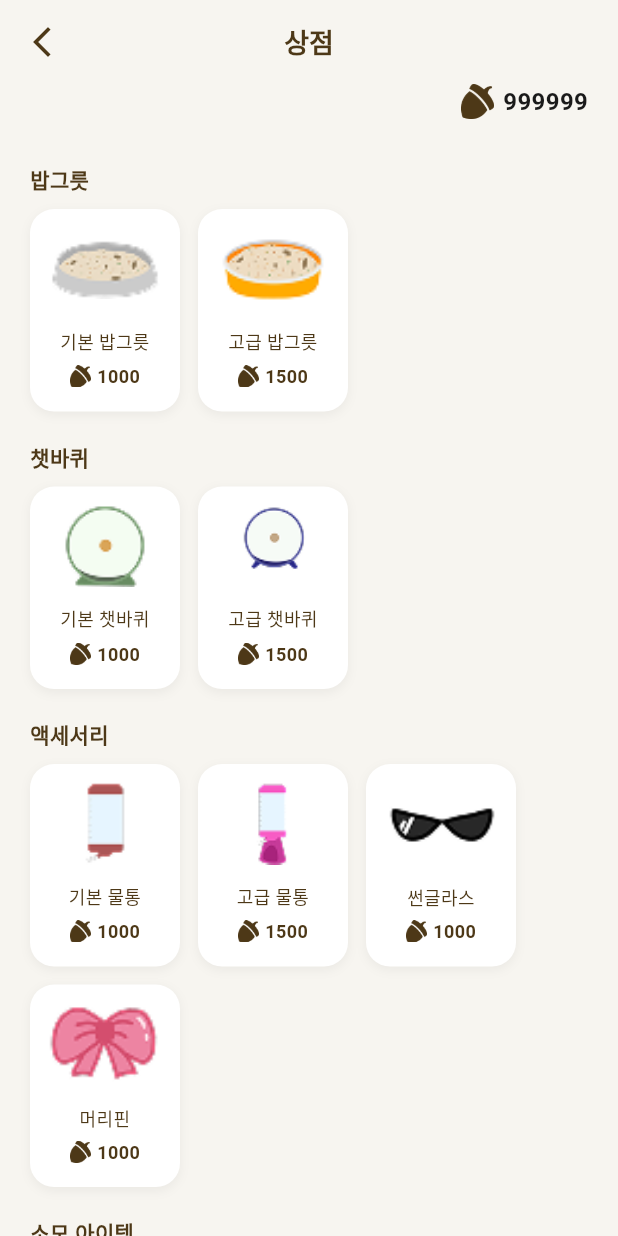
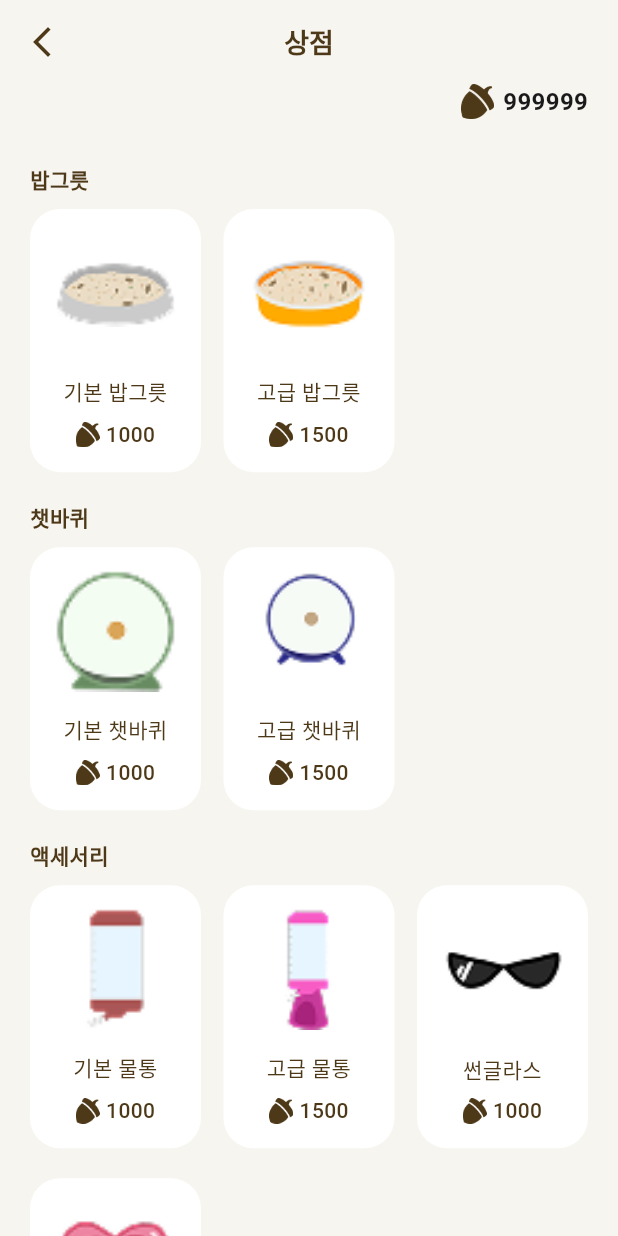
Before and after one commit to kanjunwon/running_ham, a Flutter app: the screen it shows after launch, after a tap on "상점", on a phone screen of 412 x 824 dp. Run offline on Flutter 3.47's test engine with Material 3 defaults, Android fonts, the phone set to English and light mode, and no system bars; our stand-ins replace cloud_firestore, firebase_auth, firebase_core, pedometer, permission_handler; accounts and stored records are empty; network calls fail; Roboto replaces fonts that are missing (AppleSDGothicNeoEB00, AppleSDGothicNeoM00).

Commit message:
상점 코드 나누기

```diff
--- a/lib/screens/store_screen/store_screen.dart
+++ b/lib/screens/store_screen/store_screen.dart
@@ -1,8 +1,10 @@
 import 'package:flutter/material.dart';
+import 'store_screen_ui.dart'; // UI 파일 import
 
-// [1] 상품 목록 데이터 (호미가 보내준 경로 완벽 반영)
-final List<Map<String, dynamic>> storeItems = [
-  // --- 밥그릇 ---
+// 상품 목록 데이터
+final List<Map<String, dynamic>> storeItemsData = [
+
+  // 밥그릇
   {
     'id': 'bowl_basic',
     'name': '기본 밥그릇',
@@ -17,7 +19,8 @@ final List<Map<String, dynamic>> storeItems = [
     'image': 'assets/images/store_images/food_rare_store.png',
     'category': 'bowl',
   },
-  // --- 챗바퀴 ---
+
+  // 챗바퀴
   {
     'id': 'wheel_basic',
     'name': '기본 챗바퀴',
@@ -32,13 +35,14 @@ final List<Map<String, dynamic>> storeItems = [
     'image': 'assets/images/store_images/chat_rare_store.png',
     'category': 'wheel',
   },
-  // --- 액세서리 ---
+
+  // 액세서리
   {
     'id': 'water_basic',
     'name': '기본 물통',
     'price': 1000,
     'image': 'assets/images/store_images/water_normal_store.png',
-    'category': 'accessory', // 주의: 물통이 액세서리로 분류되어 있음 (데이터 유지)
+    'category': 'accessory',
   },
   {
     'id': 'water_adv',
@@ -61,7 +65,8 @@ final List<Map<String, dynamic>> storeItems = [
     'image': 'assets/images/store_images/hairpin_store.png',
     'category': 'accessory',
   },
-  // --- 소모 아이템 ---
+
+  // 소모 아이템
   {
     'id': 'ticket_wheel',
     'name': '챗바퀴 타기(1일)',
@@ -93,13 +98,13 @@ class StoreScreen extends StatefulWidget {
 }
 
 class _StoreScreenState extends State<StoreScreen> {
-  // [테스트용 가짜 데이터] - 부자 모드
+  // [테스트용 가짜 데이터]
   int mySeeds = 999999;
   List<String> myInventory = [];
 
-  // 구매 로직 (UI 테스트용)
+  // 구매 로직
   void _buyItem(String itemId, String itemName, int price) {
-    if (myInventory.contains(itemId)) return;
+    if (myInventory.contains(itemId)) return; // 이미 보유
 
     if (mySeeds < price) {
       ScaffoldMessenger.of(context).showSnackBar(
@@ -114,196 +119,18 @@ class _StoreScreenState extends State<StoreScreen> {
     });
 
     ScaffoldMessenger.of(context).showSnackBar(
-      SnackBar(
-        content: Text('$itemName 구매 완료!'),
-        duration: const Duration(milliseconds: 800),
-        behavior: SnackBarBehavior.floating,
-        shape: RoundedRectangleBorder(borderRadius: BorderRadius.circular(10)),
-      ),
+      SnackBar(content: Text('$itemName 구매 완료!'), duration: const Duration(milliseconds: 1000)),
     );
   }
 
   @override
   Widget build(BuildContext context) {
-    return Scaffold(
-      backgroundColor: const Color(0xFFF7F5F0), // 배경색
-
-      appBar: AppBar(
-        centerTitle: true,
-        title: const Text(
-          '상점',
-          style: TextStyle(
-            color: Color(0xFF4D3817), // 갈색 텍스트
-            fontWeight: FontWeight.bold,
-            fontSize: 18,
-          ),
-        ),
-        backgroundColor: const Color(0xFFF7F5F0),
-        elevation: 0,
-        leading: IconButton(
-          icon: const Icon(Icons.arrow_back_ios_new, color: Color(0xFF4D3817)),
-          onPressed: () => Navigator.pop(context),
-        ),
-      ),
-
-      body: SingleChildScrollView(
-        child: Padding(
-          padding: const EdgeInsets.symmetric(horizontal: 20.0),
-          child: Column(
-            crossAxisAlignment: CrossAxisAlignment.start,
-            children: [
-              // 상단 도토리
-              Row(
-                mainAxisAlignment: MainAxisAlignment.end,
-                children: [
-                  // 도토리 아이콘은 공통 폴더(main_images)에 있다고 가정
-                  Image.asset('assets/images/main_images/money_main_back.png', width: 22),
-                  const SizedBox(width: 6),
-                  Text(
-                    '$mySeeds',
-                    style: const TextStyle(
-                      color: Color(0xFF1A1A1A),
-                      fontSize: 16,
-                      fontWeight: FontWeight.bold,
-                      fontFamily: 'AppleSDGothicNeoEB00',
-                    ),
-                  ),
-                ],
-              ),
-              const SizedBox(height: 10),
-
-              // --- 카테고리별 섹션 ---
-              _buildCategorySection("밥그릇", "bowl"),
-              _buildCategorySection("챗바퀴", "wheel"),
-              // [수정] 호미 데이터에 맞춰 'accessory'로 변경
-              _buildCategorySection("액세서리", "accessory"),
-              _buildCategorySection("소모 아이템", "consumable"),
-
-              const SizedBox(height: 40), // 하단 여백
-            ],
-          ),
-        ),
-      ),
-    );
-  }
-
-  // [카테고리 섹션 빌더]
-  Widget _buildCategorySection(String title, String categoryCode) {
-    final items = storeItems.where((item) => item['category'] == categoryCode).toList();
-
-    if (items.isEmpty) return const SizedBox.shrink();
-
-    return Column(
-      crossAxisAlignment: CrossAxisAlignment.start,
-      children: [
-        const SizedBox(height: 20),
-        Text(
-          title,
-          style: const TextStyle(
-            color: Color(0xFF4D3817),
-            fontSize: 14,
-            fontWeight: FontWeight.bold,
-          ),
-        ),
-        const SizedBox(height: 10),
-
-        Wrap(
-          spacing: 12, // 가로 간격
-          runSpacing: 12, // 세로 간격
-          children: items.map((item) {
-            final isOwned = myInventory.contains(item['id']);
-            return _buildItemCard(item, isOwned);
-          }).toList(),
-        ),
-      ],
-    );
-  }
-
-  // [아이템 카드 위젯]
-  Widget _buildItemCard(Map<String, dynamic> item, bool isOwned) {
-    const double cardWidth = 100;
-    const double cardHeight = 135;
-
-    return GestureDetector(
-      onTap: isOwned ? null : () => _buyItem(item['id'], item['name'], item['price']),
-      child: Container(
-        width: cardWidth,
-        height: cardHeight,
-        decoration: BoxDecoration(
-          color: Colors.white,
-          borderRadius: BorderRadius.circular(16),
-          // 그림자 추가 (피그마 느낌)
-          boxShadow: [
-            BoxShadow(
-              color: Colors.black.withOpacity(0.05),
-              blurRadius: 5,
-              offset: const Offset(0, 2)
-            )
-          ],
-        ),
-        child: Column(
-          mainAxisAlignment: MainAxisAlignment.center,
-          children: [
-            // 1. 이미지
-            Expanded(
-              child: Padding(
-                padding: const EdgeInsets.all(12.0),
-                child: Opacity(
-                  opacity: isOwned ? 0.5 : 1.0, // 보유중이면 흐리게
-                  child: Image.asset(
-                    item['image'],
-                    fit: BoxFit.contain,
-                    // 에러나면 회색 아이콘
-                    errorBuilder: (c, e, s) => const Icon(Icons.image_not_supported, color: Colors.grey, size: 30),
-                  ),
-                ),
-              ),
-            ),
-
-            // 2. 이름
-            Text(
-              item['name'],
-              style: const TextStyle(
-                color: Color(0xFF4D3817),
-                fontSize: 12,
-                fontWeight: FontWeight.w500,
-              ),
-              textAlign: TextAlign.center,
-            ),
-
-            const SizedBox(height: 6),
-
-            // 3. 가격 (또는 보유중 표시)
-            if (isOwned)
-              const Text(
-                "보유중",
-                style: TextStyle(
-                  color: Colors.grey,
-                  fontSize: 12,
-                  fontWeight: FontWeight.bold,
-                ),
-              )
-            else
-              Row(
-                mainAxisAlignment: MainAxisAlignment.center,
-                children: [
-                  Image.asset('assets/images/main_images/money_main_back.png', width: 14),
-                  const SizedBox(width: 4),
-                  Text(
-                    "${item['price']}",
-                    style: const TextStyle(
-                      color: Color(0xFF4D3817),
-                      fontSize: 12,
-                      fontWeight: FontWeight.bold,
-                    ),
-                  ),
-                ],
-              ),
-
-            const SizedBox(height: 15), // 하단 여백
-          ],
-        ),
-      ),
+    // UI 파일만 리턴
+    return StoreScreenUI(
+      mySeeds: mySeeds,
+      myInventory: myInventory,
+      storeItems: storeItemsData,
+      onBuyItem: _buyItem,
     );
   }
 }
--- /dev/null
+++ b/lib/screens/store_screen/store_screen_ui.dart
@@ -0,0 +1,127 @@
+import 'package:flutter/material.dart';
+import 'store_screen_widgets.dart'; // 부품 파일 import
+
+class StoreScreenUI extends StatelessWidget {
+  final int mySeeds;
+  final List<String> myInventory;
+  final List<Map<String, dynamic>> storeItems;
+  final Function(String, String, int) onBuyItem; // 구매 함수 전달받음
+
+  const StoreScreenUI({
+    super.key,
+    required this.mySeeds,
+    required this.myInventory,
+    required this.storeItems,
+    required this.onBuyItem,
+  });
+
+  @override
+  Widget build(BuildContext context) {
+    return Scaffold(
+      backgroundColor: const Color(0xFFF7F5F0),
+      appBar: AppBar(
+        centerTitle: true,
+        title: const Text(
+          '상점',
+          style: TextStyle(
+            color: Color(0xFF4D3817),
+            fontWeight: FontWeight.bold,
+            fontSize: 18,
+          ),
+        ),
+        backgroundColor: const Color(0xFFF7F5F0),
+        elevation: 0,
+        leading: IconButton(
+          icon: const Icon(Icons.arrow_back_ios_new, color: Color(0xFF4D3817)),
+          onPressed: () => Navigator.pop(context),
+        ),
+      ),
+      body: SingleChildScrollView(
+        child: Padding(
+          padding: const EdgeInsets.symmetric(horizontal: 20.0),
+          child: Column(
+            crossAxisAlignment: CrossAxisAlignment.start,
+            children: [
+              // 상단 도토리
+              Row(
+                mainAxisAlignment: MainAxisAlignment.end,
+                children: [
+                  Image.asset('assets/images/main_images/money_main_back.png', width: 22),
+                  const SizedBox(width: 6),
+                  Text(
+                    '$mySeeds',
+                    style: const TextStyle(
+                      color: Color(0xFF1A1A1A),
+                      fontSize: 16,
+                      fontWeight: FontWeight.bold,
+                      fontFamily: 'AppleSDGothicNeoEB00',
+                    ),
+                  ),
+                ],
+              ),
+              const SizedBox(height: 10),
+
+              // 카테고리별 섹션 구성
+              _buildCategorySection("밥그릇", "bowl"),
+              _buildCategorySection("챗바퀴", "wheel"),
+              _buildCategorySection("액세서리", "accessory"),
+              _buildCategorySection("소모 아이템", "consumable"),
+
+              const SizedBox(height: 40),
+            ],
+          ),
+        ),
+      ),
+    );
+  }
+
+  // 카테고리 섹션 빌더
+  Widget _buildCategorySection(String title, String categoryCode) {
+    final items = storeItems.where((item) => item['category'] == categoryCode).toList();
+
+    if (items.isEmpty) return const SizedBox.shrink();
+
+    return Column(
+      crossAxisAlignment: CrossAxisAlignment.start,
+      children: [
+        const SizedBox(height: 20),
+        // 섹션 제목
+        Text(
+          title,
+          style: const TextStyle(
+            color: Color(0xFF4D3817),
+            fontSize: 14,
+            fontWeight: FontWeight.bold,
+          ),
+        ),
+        const SizedBox(height: 10),
+
+        // 아이템 나열
+        GridView.builder(
+          shrinkWrap: true,
+          physics: const NeverScrollableScrollPhysics(),
+          itemCount: items.length,
+          gridDelegate: const SliverGridDelegateWithFixedCrossAxisCount(
+            crossAxisCount: 3,
+            childAspectRatio: 0.65,
+            crossAxisSpacing: 15,
+            mainAxisSpacing: 20,
+          ),
+          itemBuilder: (context, index) {
+            final item = items[index];
+            final isOwned = myInventory.contains(item['id']);
+
+            // 부품 호출
+            return StoreItemCard(
+              name: item['name'],
+              price: item['price'],
+              imagePath: item['image'],
+              isOwned: isOwned,
+              onTap: isOwned ? null : () => onBuyItem(item['id'], item['name'], item['price']),
+            );
+          },
+        ),
+      ],
+    );
+  }
+}
--- /dev/null
+++ b/lib/screens/store_screen/store_screen_widgets.dart
@@ -0,0 +1,96 @@
+import 'package:flutter/material.dart';
+
+// 개별 아이템 카드 위젯
+class StoreItemCard extends StatelessWidget {
+  final String name;
+  final int price;
+  final String imagePath;
+  final bool isOwned;
+  final VoidCallback? onTap; // 탭 했을 때 실행할 함수
+
+  const StoreItemCard({
+    super.key,
+    required this.name,
+    required this.price,
+    required this.imagePath,
+    required this.isOwned,
+    required this.onTap,
+  });
+
+  @override
+  Widget build(BuildContext context) {
+    return GestureDetector(
+      onTap: onTap,
+      child: Container(
+        // 카드 전체 배경
+        decoration: BoxDecoration(
+          color: Colors.white,
+          borderRadius: BorderRadius.circular(20),
+        ),
+        child: Column(
+          mainAxisAlignment: MainAxisAlignment.center,
+          children: [
+            // 이미지 박스
+            Expanded(
+              child: Padding(
+                padding: const EdgeInsets.all(15.0), // 여백 좀 더 넉넉하게
+                child: Opacity(
+                  opacity: isOwned ? 0.5 : 1.0, // 보유중이면 흐리게
+                  child: Image.asset(
+                    imagePath,
+                    fit: BoxFit.contain,
+                    errorBuilder: (c, e, s) => const Icon(Icons.image_not_supported, color: Colors.grey),
+                  ),
+                ),
+              ),
+            ),
+
+            // 2. 아이템 이름
+            Text(
+              name,
+              style: const TextStyle(
+                color: Color(0xFF4D3817), // 진한 갈색
+                fontSize: 14, // 폰트 크기 살짝 키움
+                fontWeight: FontWeight.w500, // 굵기 조정
+                fontFamily: 'AppleSDGothicNeoM00', // 폰트 적용
+              ),
+              textAlign: TextAlign.center,
+              maxLines: 1,
+              overflow: TextOverflow.ellipsis,
+            ),
+
+            const SizedBox(height: 8),
+
+            // 가격 또는 보유중 표시
+            isOwned
+                ? const Text(
+                    "보유중",
+                    style: TextStyle(
+                        color: Colors.grey, // 회색 텍스트
+                        fontSize: 14,
+                        fontWeight: FontWeight.bold),
+                  )
+                : Row(
+                    mainAxisSize: MainAxisSize.min,
+                    children: [
+                      // 도토리 아이콘
+                      Image.asset('assets/images/main_images/money_main_back.png', width: 16),
+                      const SizedBox(width: 4),
+                      // 가격 텍스트
+                      Text(
+                        "$price",
+                        style: const TextStyle(
+                            color: Color(0xFF4D3817), // 진한 갈색
+                            fontSize: 14,
+                            fontWeight: FontWeight.w500),
+                      ),
+                    ],
+                  ),
+
+            const SizedBox(height: 15), // 하단 여백 추가
+          ],
+        ),
+      ),
+    );
+  }
+}
```
